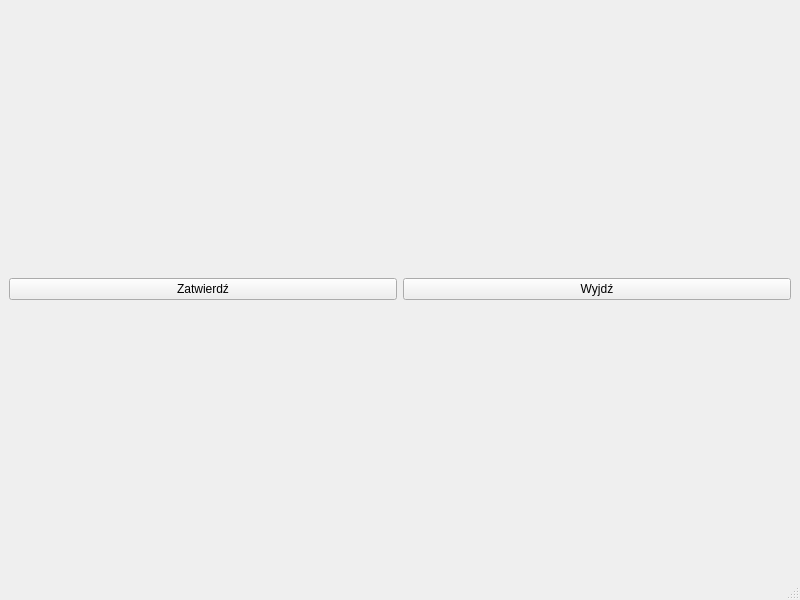
Before: the Qt Designer form src/ui/wChooseCourts.ui in messer440/obslugaTurnieji, drawn with Qt 5.
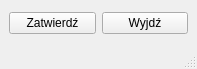
After: the same form once the commit is applied.

What changed in the file:
```diff
--- a/src/ui/wChooseCourts.ui
+++ b/src/ui/wChooseCourts.ui
@@ -6,10 +6,16 @@
    <rect>
     <x>0</x>
     <y>0</y>
-    <width>800</width>
-    <height>600</height>
+    <width>197</width>
+    <height>69</height>
    </rect>
   </property>
+  <property name="sizePolicy">
+   <sizepolicy hsizetype="Minimum" vsizetype="Minimum">
+    <horstretch>0</horstretch>
+    <verstretch>0</verstretch>
+   </sizepolicy>
+  </property>
   <property name="windowTitle">
    <string>Wybór kortów</string>
   </property>
```
